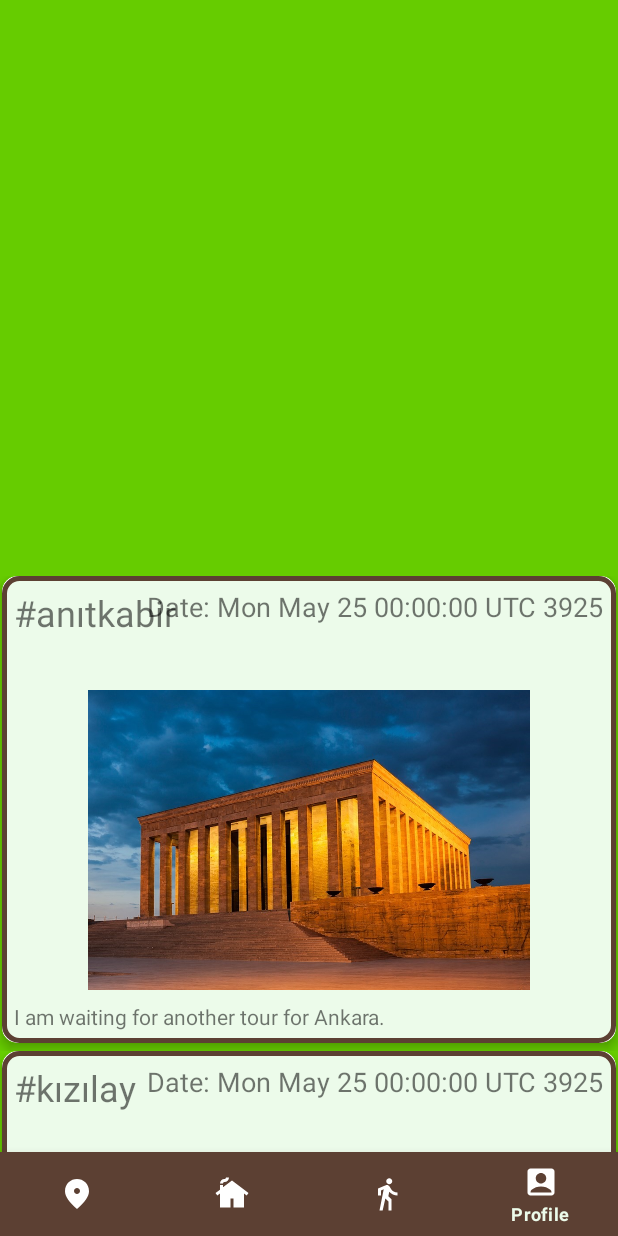
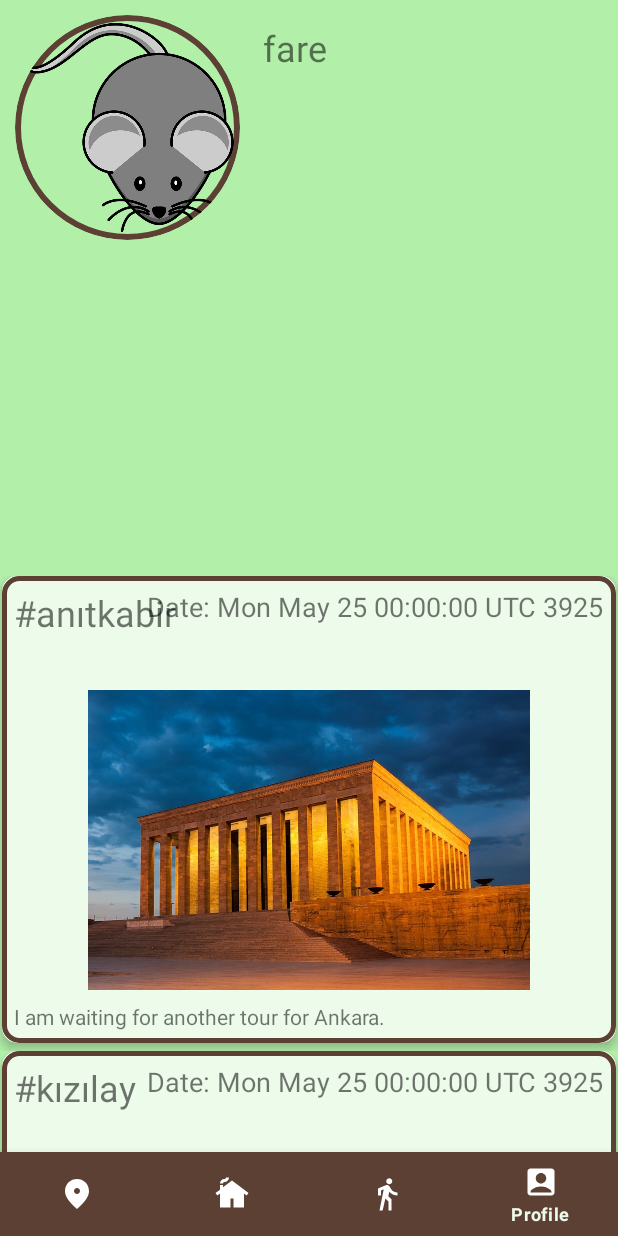
Before and after one commit to GunlukGuneslik/Final_Traveler_Kivi_UI, an Android app: the screen it shows after launch (ApplicationPagesActivity), item 4 of the bottom bar chosen, on a phone screen of 412 x 824 dp. Run offline under Robolectric (Android 15) with nearby library versions, the phone set to English and light mode, and no system bars.

Commit message:
Added some personal infromations to the profile page
And I changed the dark green colour hopefully

```diff
--- a/app/src/main/java/com/example/actualtravellerkiviprojectui/AccountPageFragment.java
+++ b/app/src/main/java/com/example/actualtravellerkiviprojectui/AccountPageFragment.java
@@ -9,6 +9,8 @@ import androidx.recyclerview.widget.RecyclerView;
 import android.view.LayoutInflater;
 import android.view.View;
 import android.view.ViewGroup;
+import android.widget.ImageView;
+import android.widget.TextView;
 
 import com.example.actualtravellerkiviprojectui.dto.UserDTO;
 
@@ -25,6 +27,10 @@ public class AccountPageFragment extends Fragment {
     ArrayList<SocialMediaPostModel> posts = new ArrayList<>();
     private RecyclerView recyclerView;
     private Account_Page_Posts_RecyclerViewAdapter adapter;
+    private int userProfilePhoto;
+    private String userName;
+    private ImageView profilePhoto;
+    private TextView userProfileName;
 
 
     // the fragment initialization parameters, e.g. ARG_ITEM_NUMBER
@@ -65,14 +71,29 @@ public class AccountPageFragment extends Fragment {
             mParam2 = getArguments().getString(ARG_PARAM2);
         }
 
+        userProfilePhoto = getUserProfilePhoto();
+        userName = getUserName();
+    }
+    //TODO: complete this method
+    private String getUserName() {
+        return "fare" ;
+    }
 
-
+    //TODO: complete this method
+    private int getUserProfilePhoto() {
+        return R.drawable.mouse ;
     }
 
     @Override
     public View onCreateView(LayoutInflater inflater, ViewGroup container,
                              Bundle savedInstanceState) {
         View view = inflater.inflate(R.layout.fragment_account_page, container, false);
+
+        profilePhoto = view.findViewById(R.id.userProfilePhoto);
+        profilePhoto.setImageResource(userProfilePhoto);
+
+        userProfileName = view.findViewById(R.id.userProfileNameTextView);
+        userProfileName.setText(userName);
 
         recyclerView = view.findViewById(R.id.AccountPagePostRecyclerView);
         //posts = currentUser.getPosts();
--- /dev/null
+++ b/app/src/main/res/drawable/circular_image_shape.xml
@@ -0,0 +1,7 @@
+<?xml version="1.0" encoding="utf-8"?>
+<shape xmlns:android="http://schemas.android.com/apk/res/android"
+    android:shape="oval">
+    <solid android:color="@android:color/transparent" />
+    <stroke android:color="@color/brown"
+        android:width="4dp"/>
+</shape>
--- a/app/src/main/res/layout/fragment_account_page.xml
+++ b/app/src/main/res/layout/fragment_account_page.xml
@@ -1,10 +1,11 @@
 <?xml version="1.0" encoding="utf-8"?>
 <FrameLayout xmlns:android="http://schemas.android.com/apk/res/android"
+    xmlns:app="http://schemas.android.com/apk/res-auto"
     xmlns:tools="http://schemas.android.com/tools"
     android:layout_width="match_parent"
     android:layout_height="match_parent"
     tools:context=".AccountPageFragment"
-    android:background="@color/dark_green">
+    android:background="@color/green">
 
     <LinearLayout
         android:layout_width="match_parent"
@@ -15,6 +16,38 @@
             android:layout_width="match_parent"
             android:layout_height="0dp"
             android:layout_weight="1" >
+
+
+            <androidx.constraintlayout.widget.ConstraintLayout
+                android:layout_width="match_parent"
+                android:layout_height="match_parent" >
+
+                <ImageView
+                    android:id="@+id/userProfilePhoto"
+                    android:layout_width="150dp"
+                    android:layout_height="150dp"
+                    android:scaleType="centerCrop"
+                    android:src="@android:drawable/ic_menu_report_image"
+                    android:clipToOutline="true"
+                    android:padding="5dp"
+                    app:layout_constraintStart_toStartOf="parent"
+                    app:layout_constraintTop_toTopOf="parent"
+                    android:layout_marginTop="20dp"
+                    android:layout_margin="10dp"
+                    android:background="@drawable/circular_image_shape"
+                    />
+
+                <TextView
+                    android:id="@+id/userProfileNameTextView"
+                    android:layout_width="wrap_content"
+                    android:layout_height="wrap_content"
+                    android:text="Profile Name"
+                    android:textSize="24dp"
+                    android:layout_margin="15dp"
+                    app:layout_constraintStart_toEndOf="@+id/userProfilePhoto"
+                    app:layout_constraintTop_toTopOf="parent" />
+
+            </androidx.constraintlayout.widget.ConstraintLayout>
         </FrameLayout>
 
         <androidx.recyclerview.widget.RecyclerView
--- a/app/src/main/res/layout/fragment_map_page.xml
+++ b/app/src/main/res/layout/fragment_map_page.xml
@@ -5,7 +5,7 @@
     android:layout_height="match_parent"
     xmlns:app="http://schemas.android.com/apk/res-auto"
     tools:context=".MapPageFragment"
-    android:background="@color/dark_green">
+    android:background="@color/green">
 
 
     <LinearLayout
--- a/app/src/main/res/layout/fragment_social_media.xml
+++ b/app/src/main/res/layout/fragment_social_media.xml
@@ -4,7 +4,7 @@
     android:layout_width="match_parent"
     android:layout_height="match_parent"
     tools:context=".SocialMediaFragment"
-    android:background="@color/light_green">
+    android:background="@color/green">
 
     <LinearLayout
         android:layout_width="match_parent"
--- a/app/src/main/res/values/colors.xml
+++ b/app/src/main/res/values/colors.xml
@@ -9,5 +9,5 @@
     <color name="white">#FFFFFFFF</color>
     <color name="brown">#5C4033</color>
     <color name="light_green">#ECFBEA</color>
-    <color name="dark_green">#66cc00</color>
+    <color name="green">#b2efa9</color>
 </resources>
```
Also changed, not shown: app/src/main/res/drawable/mouse.png (added).
